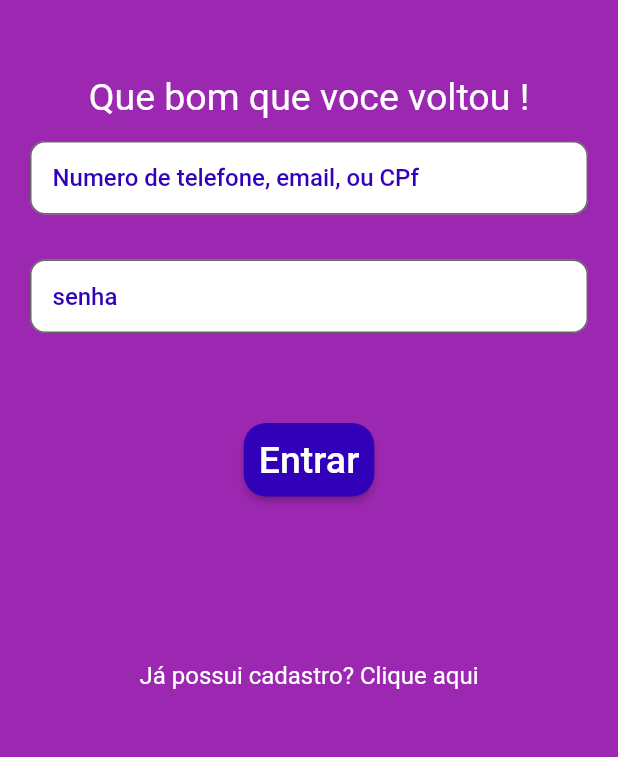
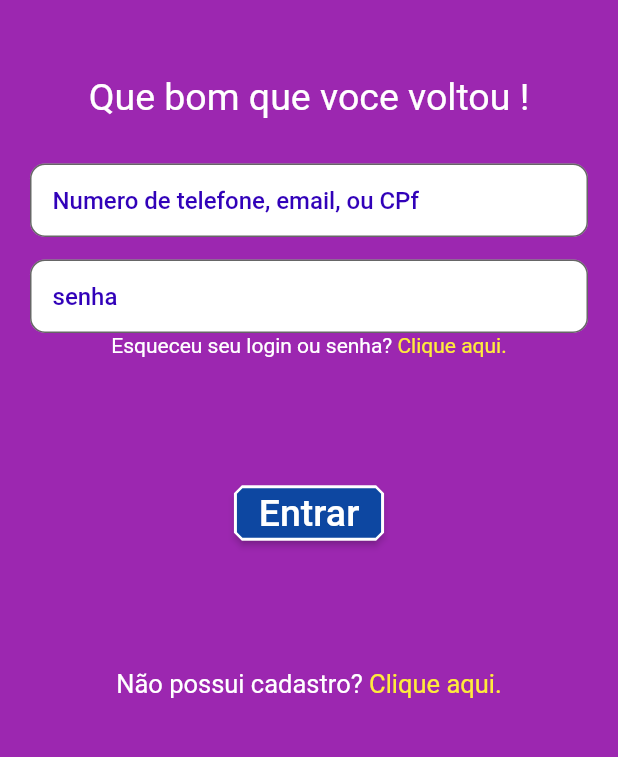
Before and after one commit to danirevito/app_todo, a Flutter app: the LoginPage screen opened directly, on a phone screen of 412 x 824 dp, the part 435-1192 px from its top. Run offline on Flutter 3.47's test engine with Material 2 defaults, Android fonts, the phone set to English and light mode, and no system bars; Roboto replaces fonts that are missing (Montserrat-Bold).

Commit message:
atulizaçao do codigo

```diff
--- a/lib/main.dart
+++ b/lib/main.dart
@@ -1,7 +1,6 @@
 import 'package:app_todo/modules/cadastre/cadastre_view.dart';
+import 'package:app_todo/modules/login/login_view.dart';
 import 'package:flutter/material.dart';
-
-
 
 void main() {
   runApp(const MyApp());
@@ -18,7 +17,11 @@ class MyApp extends StatelessWidget {
       theme: ThemeData(
         primarySwatch: Colors.blue,
       ),
-      home: const CadastreView(),
+      home: const LoginPage(),
+
+
+
+
     );
   }
 }
--- a/lib/modules/login/login_view.dart
+++ b/lib/modules/login/login_view.dart
@@ -1,5 +1,5 @@
 import 'package:flutter/material.dart';
-import 'package:flutter/rendering.dart';
+import 'package:flutter/gestures.dart';
 
 class LoginPage extends StatefulWidget {
   const LoginPage({Key? key}) : super(key: key);
@@ -17,52 +17,139 @@ class _LoginPageState extends State<LoginPage> {
   Widget build(BuildContext context) {
     return Scaffold(
       backgroundColor: Colors.purple,
-      body: Column(
+      body: loginColumn(),
+    );
+  }
+
+  Widget loginColumn() {
+    return Column(
       children: [
-          Container(
-            height: 290,
-            width: 550,
-            decoration: const BoxDecoration(
+        logoLovepeople(),
+        textinfo(),
+        formUser(),
+        formPasswword(),
+        textForgotPassword(),
+        buttonConfirm(),
+        textNewUser(),
+      ],
+    );
+  }
+
+  Widget buttonConfirm() {
+    return Padding(
+      padding: const EdgeInsets.all(80.0),
+      child: Center(
+        child: ElevatedButton(
+          onPressed: () {},
+          style: ElevatedButton.styleFrom(
+            primary: Colors.blue.shade900,
+            onPrimary: Colors.white,
+            side: BorderSide(
               color: Colors.white,
-              borderRadius: BorderRadius.only(
-                bottomLeft: Radius.circular(190),
-                bottomRight: Radius.circular(190),
+            ),
+            shape: const BeveledRectangleBorder(
+                borderRadius: BorderRadius.all(Radius.circular(5))),
+          ),
+          child: const Text(
+            'Entrar',
+            style: TextStyle(fontSize: 25),
           ),
         ),
-            child: Stack(
-              alignment: Alignment.bottomCenter,
+      ),
+    );
+  }
+
+  Widget textForgotPassword() {
+    return RichText(
+
+      text: TextSpan(
+          text: "Esqueceu seu login ou senha? ",
+          style: TextStyle(
+            color: Colors.white,
+            fontSize: 14,
+          ),
+          children: <TextSpan>[
+            TextSpan(
+                text: 'Clique aqui.',
+                style: TextStyle(
+                  color: Colors.yellow,
+                  fontSize: 14,
+                ),
+                recognizer: TapGestureRecognizer()
+                  ..onTap = () {
+                    print("clicou");
+                  }),
+          ]),
+    );
+  }
+
+  Widget textNewUser() {
+    return RichText(
+      text: TextSpan(
+          text: 'Não possui cadastro? ',
+          style: TextStyle(
+            color: Colors.white,
+            fontSize: 17,
+          ),
+          children: <TextSpan>[
+            TextSpan(
+                text: 'Clique aqui.',
+                style: TextStyle(
+                  color: Colors.yellow,
+                  fontSize: 17,
+                ),
+                recognizer: TapGestureRecognizer()
+                  ..onTap = () {
+                    print("clicou");
+                  }),
+          ]),
+    );
+  }
+
+  Widget formPasswword() {
+    return Padding(
+      padding: const EdgeInsets.only(top: 15),
+      child: Form(
+        child: Padding(
+          padding: const EdgeInsets.only(left: 20, right: 20),
+          child: Column(
             children: [
-                Center(
-                  child: Image.asset('assets/logo.png'),
+              TextFormField(
+                // controller: _senhaControler,
+                validator: (value) {
+                  //   _senhaControler.text = value!;
+                  // if (value.isEmpty) {
+                  // return 'Campo Obrigatòrio';
+                  //}
+                  return null;
+                },
+                decoration: const InputDecoration(
+                  contentPadding: EdgeInsets.all(15),
+                  border: OutlineInputBorder(
+                    borderRadius: BorderRadius.all(
+                      Radius.circular(10),
                     ),
-                Container(
-                  margin: const EdgeInsets.only(bottom: 60),
-                  child: const Text(
-                    'Lovepeople',
-                    style: TextStyle(
+                  ),
+                  hintText: 'senha',
+                  hintStyle: TextStyle(
+                    fontSize: 16,
+                    fontWeight: FontWeight.w500,
                     color: Color(0xFF3101B9),
-                        fontFamily: 'Montserrat-Bold',
-                        fontSize: 10,
-                        fontWeight: FontWeight.bold),
+                  ),
+                  fillColor: Colors.white,
+                  filled: true,
                 ),
               ),
             ],
           ),
         ),
-          Column(
-            children: [
-              const Padding(
-                padding: EdgeInsets.only(top: 50),
-                child: Text(
-                  'Que bom que voce voltou !',
-                  style: TextStyle(
-                      fontFamily: 'Montserrat-Bold',
-                      color: Colors.white,
-                      fontSize: 25),
       ),
-              ),
-              Padding(
-                padding: const EdgeInsets.only(top: 15),
+    );
+  }
+
+  Widget formUser() {
+    return Padding(
+      padding: const EdgeInsets.only(top: 30),
       child: Form(
         key: _formkey,
         child: Padding(
@@ -99,84 +186,46 @@ class _LoginPageState extends State<LoginPage> {
           ),
         ),
       ),
+    );
+  }
+
+  Widget textinfo() {
+    return const Padding(
+      padding: EdgeInsets.only(top: 50),
+      child: Text(
+        'Que bom que voce voltou !',
+        style: TextStyle(
+            fontFamily: 'Montserrat-Bold', color: Colors.white, fontSize: 25),
       ),
-              const SizedBox(
-                height: 15,
-              ),
-              Padding(
-                padding: const EdgeInsets.only(top: 15),
-                child: Form(
-                  child: Padding(
-                    padding: const EdgeInsets.only(left: 20, right: 20),
-                    child: Column(
-                      children: [
-                        TextFormField(
-                          // controller: _senhaControler,
-                          validator: (value) {
-                            //   _senhaControler.text = value!;
-                            // if (value.isEmpty) {
-                            // return 'Campo Obrigatòrio';
-                            //}
-                            return null;
-                          },
-                          decoration: const InputDecoration(
-                            contentPadding: EdgeInsets.all(15),
-                            border: OutlineInputBorder(
-                              borderRadius: BorderRadius.all(
-                                Radius.circular(10),
+    );
+  }
+
+  Widget logoLovepeople() {
+    return Container(
+      height: 290,
+      width: 550,
+      decoration: const BoxDecoration(
+        color: Colors.white,
+        borderRadius: BorderRadius.only(
+          bottomLeft: Radius.circular(190),
+          bottomRight: Radius.circular(190),
         ),
       ),
-                            hintText: 'senha',
-                            hintStyle: TextStyle(
-                              fontSize: 16,
-                              fontWeight: FontWeight.w500,
+      child: Stack(
+        alignment: Alignment.bottomCenter,
+        children: [
+          Center(
+            child: Image.asset('assets/logo.png'),
+          ),
+          Container(
+            margin: const EdgeInsets.only(bottom: 60),
+            child: const Text(
+              'Lovepeople',
+              style: TextStyle(
                   color: Color(0xFF3101B9),
-                            ),
-                            fillColor: Colors.white,
-                            filled: true,
-                          ),
-                        ),
-                      ],
-                    ),
-                  ),
-                ),
-              ),
-            ],
-          ),
-          const Padding(
-            padding: EdgeInsets.only(
-              top: 60,
-            ),
-          ),
-          Center(
-            child: ElevatedButton(
-              onPressed: () {},
-              style: ButtonStyle(
-                  backgroundColor: MaterialStateProperty.all(Color(0xFF3101B9)),
-                  padding: MaterialStateProperty.all(
-                    EdgeInsets.all(10),
-                  ),
-                  shape: MaterialStateProperty.all(
-                    RoundedRectangleBorder(
-                      borderRadius: BorderRadius.circular(15),
-                    ),
-                  )),
-              child: const Text(
-                'Entrar',
-                style: TextStyle(fontSize: 25),
-              ),
-            ),
-          ),
-          // ),
-          const Padding(
-            padding: EdgeInsets.all(40),
-          ),
-          SizedBox(height: 30),
-          const Text(
-            'Já possui cadastro? Clique aqui',
-            style: TextStyle(
-              color: Colors.white,
-              fontSize: 16,
+                  fontFamily: 'Montserrat-Bold',
+                  fontSize: 10,
+                  fontWeight: FontWeight.bold),
             ),
           ),
         ],
```
Lines whose indentation alone changed are shown as unchanged.
